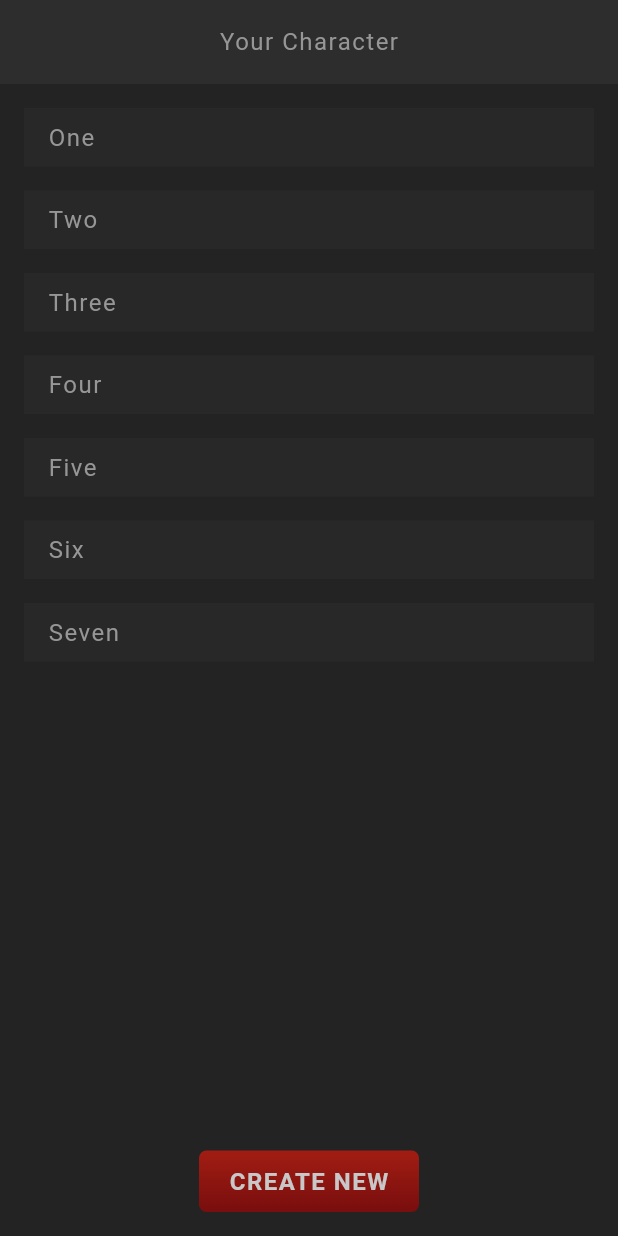
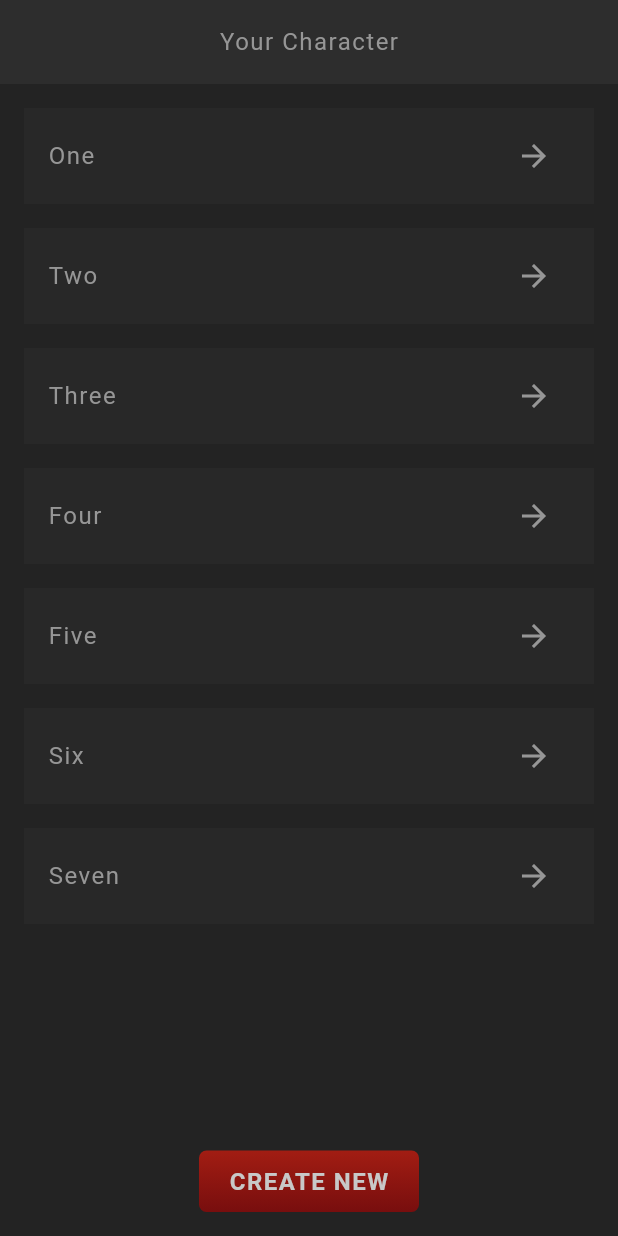
Before and after one commit to walid-hamdi/flutter_rpg, a Flutter app: the screen it shows after launch, on a phone screen of 412 x 824 dp. Run offline on Flutter 3.47's test engine with Material 3 defaults, Android fonts, the phone set to English and light mode, and no system bars; our stand-ins replace google_fonts; Roboto replaces fonts that are missing (Kanit).

Commit message:
Adding Icon Button

```diff
--- a/lib/screens/home/character_card.dart
+++ b/lib/screens/home/character_card.dart
@@ -1,4 +1,5 @@
 import 'package:flutter/material.dart';
+import 'package:flutter_rpg/theme.dart';
 
 class CharacterCard extends StatelessWidget {
   const CharacterCard({required this.character, super.key});
@@ -11,7 +12,19 @@ class CharacterCard extends StatelessWidget {
       child: Padding(
         padding: const EdgeInsets.symmetric(horizontal: 16, vertical: 8),
         child: Row(
-          children: [Text(character)],
+          children: [
+            Text(character),
+            const Expanded(
+              child: SizedBox(),
+            ),
+            IconButton(
+              onPressed: () {},
+              icon: Icon(
+                Icons.arrow_forward,
+                color: AppColors.textColor,
+              ),
+            )
+          ],
         ),
       ),
     );
--- a/lib/screens/home/home.dart
+++ b/lib/screens/home/home.dart
@@ -2,7 +2,6 @@ import 'package:flutter/material.dart';
 import 'package:flutter_rpg/screens/home/character_card.dart';
 import 'package:flutter_rpg/shared/styled_button.dart';
 import 'package:flutter_rpg/shared/styled_text.dart';
-import 'package:flutter_rpg/theme.dart';
 
 class Home extends StatefulWidget {
   const Home({super.key});
```
